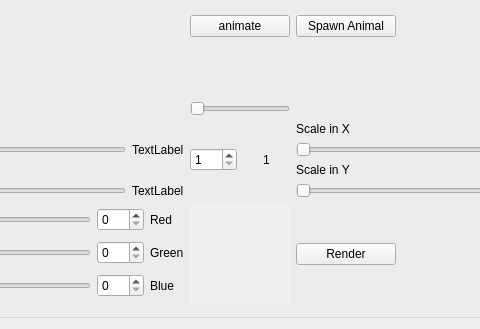
Before: the Qt Designer form window.ui in NefariousNick/hw3, drawn with Qt 5; both pictures show x 274 to 754 and y 570 to 899 of the 1028 by 899 pixel window.
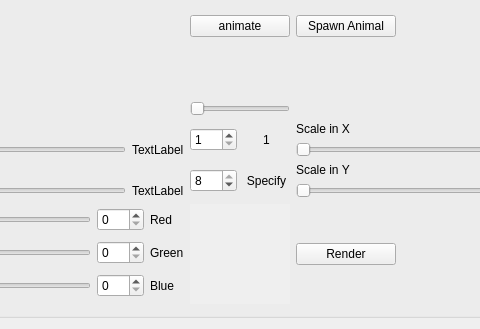
After: the same form once the commit is applied. Custom widgets are drawn as their Qt base class.

Diff of the .ui file:
```diff
--- a/window.ui
+++ b/window.ui
@@ -304,9 +304,17 @@
        </widget>
       </item>
       <item row="4" column="1">
-       <layout class="QHBoxLayout" name="horizontalLayout_2">
+       <layout class="QVBoxLayout" name="verticalLayout">
+        <item>
+         <layout class="QHBoxLayout" name="horizontalLayout_3">
         <item>
          <widget class="QSpinBox" name="animSpinBox">
+            <property name="maximumSize">
+             <size>
+              <width>50</width>
+              <height>16777215</height>
+             </size>
+            </property>
           <property name="minimum">
            <number>1</number>
           </property>
@@ -317,6 +325,12 @@
         </item>
         <item>
          <widget class="QLabel" name="animLabel">
+            <property name="maximumSize">
+             <size>
+              <width>50</width>
+              <height>50</height>
+             </size>
+            </property>
           <property name="text">
            <string>1</string>
           </property>
@@ -327,6 +341,35 @@
         </item>
        </layout>
       </item>
+        <item>
+         <layout class="QHBoxLayout" name="horizontalLayout_2">
+          <item>
+           <widget class="QSpinBox" name="userSpinBox">
+            <property name="minimum">
+             <number>1</number>
+            </property>
+            <property name="maximum">
+             <number>8</number>
+            </property>
+            <property name="value">
+             <number>8</number>
+            </property>
+           </widget>
+          </item>
+          <item>
+           <widget class="QLabel" name="label_4">
+            <property name="text">
+             <string>Specify</string>
+            </property>
+            <property name="alignment">
+             <set>Qt::AlignCenter</set>
+            </property>
+           </widget>
+          </item>
+         </layout>
+        </item>
+       </layout>
+      </item>
       <item row="1" column="0">
        <layout class="QVBoxLayout" name="Rotation">
         <property name="sizeConstraint">
```
Left out of the diff: 28 changed lines with no effect on the pictures. Lines whose indentation alone changed are shown as unchanged.
